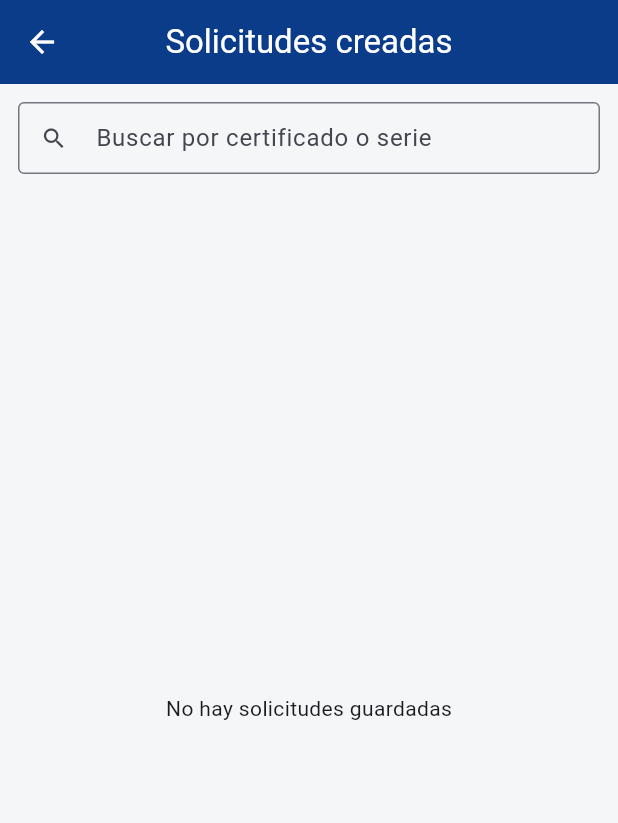
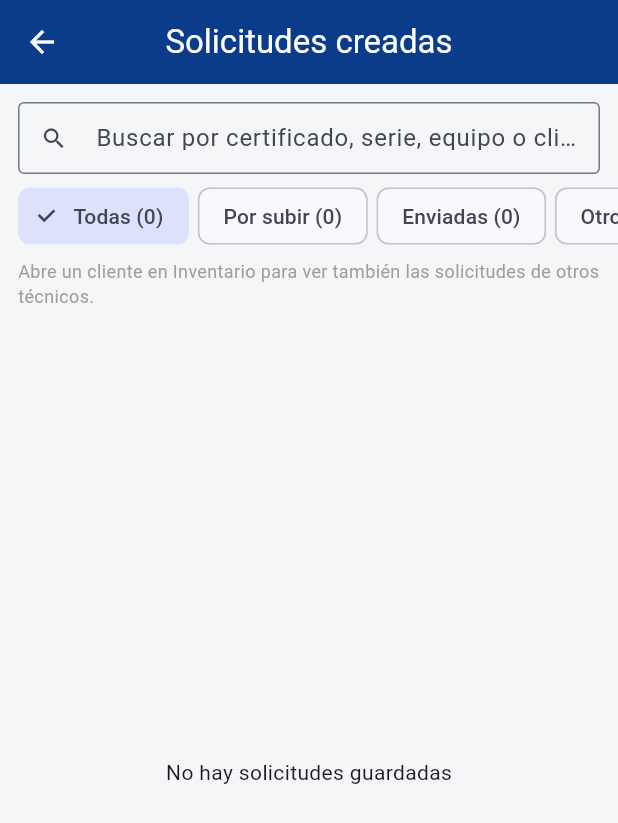
Before and after one commit to Josepe91/certificados_calibracion, a Flutter app: the SolicitudesPage screen opened directly, on a phone screen of 412 x 824 dp. Shown: the top 823 px of the screen. Run offline on Flutter 3.47's test engine with Material 3 defaults, Android fonts, the phone set to English and light mode, and no system bars; our stand-ins replace cloud_firestore, connectivity_plus, file_picker, firebase_auth, firebase_core, firebase_storage and 3 more; missing offline and left inert: excel; accounts and stored records are empty.

Commit message:
Mostrar solicitudes enviadas en la lista con filtros
Tras "Subir certificados" las solicitudes pasaban a enviadas/ y
desaparecían de la app. Ahora se listan con filtros (Todas / Por subir /
Enviadas / Otros técnicos) y el buscador incluye el cliente. Al editar
una enviada ya no queda su ZIP huérfano en enviadas/.

Co-Authored-By: Claude Opus 5.5 <noreply@anthropic.com>

```diff
--- a/lib/pages/nueva_solicitud_page.dart
+++ b/lib/pages/nueva_solicitud_page.dart
@@ -823,8 +823,11 @@ class _NuevaSolicitudPageState extends State<NuevaSolicitudPage> {
     final jsonFile = File(p.join(dir.path, '$baseNombre.json'));
 
     final zipFile = File(p.join(dir.path, '${baseNombre}_fotos.zip'));
+    // Junto al JSON original (puede estar en enviadas/), no en pendientes/:
+    // si no, al editar una enviada su ZIP quedaba huérfano allá.
     final zipAntiguo = _fotosZipExistente.isNotEmpty
-        ? File(p.join(dir.path, _fotosZipExistente))
+        ? File(
+            p.join((jsonFileAntiguo?.parent ?? dir).path, _fotosZipExistente))
         : null;
 
     if (mounted) {
--- a/lib/pages/solicitudes_page.dart
+++ b/lib/pages/solicitudes_page.dart
@@ -23,6 +23,7 @@ class _SolicitudesPageState extends State<SolicitudesPage> {
   bool cargando = true;
   final TextEditingController _searchController = TextEditingController();
   String _busqueda = '';
+  _Filtro _filtro = _Filtro.todas;
 
   @override
   void initState() {
@@ -67,19 +68,33 @@ class _SolicitudesPageState extends State<SolicitudesPage> {
       }
     }
 
-    // Las ya archivadas en enviadas/ también son de este celular: sin
-    // esto, después de "Subir certificados" reaparecían abajo como si
-    // fueran de otro técnico y tocarlas las volvía a bajar a pendientes/.
+    // Las ya archivadas en enviadas/ (tras "Subir certificados") también
+    // se listan: antes solo se usaban para no duplicar las de la nube y
+    // desaparecían de la app — el técnico ya no podía ver el historial de
+    // lo que calibró. Tocarlas abre la misma copia local; al volver a
+    // guardarla pasa a pendientes/ (hay que subir el certificado de nuevo).
     for (final f in (await SolicitudesStorage.enviadasDir())
         .listSync()
         .whereType<File>()
         .where((f) => f.path.toLowerCase().endsWith('.json'))) {
       try {
-        final equipoData = jsonDecode(await f.readAsString())['equipo'];
+        final data = jsonDecode(await f.readAsString());
+        final equipoData = data['equipo'];
         if (equipoData is Map<String, dynamic>) {
           clavesLocales.add(InventarioSync.docId(equipoData));
         }
-      } catch (_) {}
+        resultado.add(_SolicitudMeta(
+          file: f,
+          enviada: true,
+          equipo: data['equipo']?['nombre']?.toString() ?? '',
+          serie: data['equipo']?['serie']?.toString() ?? '',
+          cliente: data['cliente']?['nombre']?.toString() ?? '',
+          fecha: data['fecha']?.toString() ?? '',
+          certificado: data['certificado']?.toString() ?? '',
+        ));
+      } catch (_) {
+        resultado.add(_SolicitudMeta(file: f, enviada: true));
+      }
     }
 
     // Solicitudes en la nube del cliente activo hechas por CUALQUIER
@@ -111,7 +126,7 @@ class _SolicitudesPageState extends State<SolicitudesPage> {
       cargando = false;
     });
     SolicitudesStorage.contadorNotifier.value =
-        resultado.where((s) => s.file != null).length;
+        resultado.where((s) => s.file != null && !s.enviada).length;
   }
 
   Future<void> _abrirDeNube(_SolicitudMeta meta) async {
@@ -160,7 +175,7 @@ class _SolicitudesPageState extends State<SolicitudesPage> {
 
     setState(() => solicitudes.removeWhere((s) => s.file?.path == f.path));
     SolicitudesStorage.contadorNotifier.value =
-        solicitudes.where((s) => s.file != null).length;
+        solicitudes.where((s) => s.file != null && !s.enviada).length;
   }
 
   @override
@@ -170,13 +185,14 @@ class _SolicitudesPageState extends State<SolicitudesPage> {
     }
 
     String norm(String v) => TextUtils.quitarTildes(v).toLowerCase();
-    final mostrar = _busqueda.isEmpty
-        ? solicitudes
-        : solicitudes
+    final mostrar = solicitudes
+        .where((s) => _filtro == _Filtro.todas || _filtroDe(s) == _filtro)
         .where((s) =>
+            _busqueda.isEmpty ||
             norm(s.certificado).contains(_busqueda) ||
             norm(s.serie).contains(_busqueda) ||
-                norm(s.equipo).contains(_busqueda))
+            norm(s.equipo).contains(_busqueda) ||
+            norm(s.cliente).contains(_busqueda))
         .toList();
 
     return Scaffold(
@@ -188,11 +204,38 @@ class _SolicitudesPageState extends State<SolicitudesPage> {
             child: TextField(
               controller: _searchController,
               decoration: const InputDecoration(
-                labelText: 'Buscar por certificado o serie',
+                labelText: 'Buscar por certificado, serie, equipo o cliente',
                 prefixIcon: Icon(Icons.search),
                 border: OutlineInputBorder(),
                 isDense: true,
               ),
+            ),
+          ),
+          SingleChildScrollView(
+            scrollDirection: Axis.horizontal,
+            padding: const EdgeInsets.symmetric(horizontal: 12),
+            child: Row(
+              children: [
+                for (final f in _Filtro.values)
+                  Padding(
+                    padding: const EdgeInsets.only(right: 6),
+                    child: ChoiceChip(
+                      label: Text(
+                          '${f.etiqueta} (${solicitudes.where((s) => f == _Filtro.todas || _filtroDe(s) == f).length})'),
+                      selected: _filtro == f,
+                      onSelected: (_) => setState(() => _filtro = f),
+                    ),
+                  ),
+              ],
+            ),
+          ),
+          if (InventarioData.cliente.isEmpty)
+            const Padding(
+              padding: EdgeInsets.fromLTRB(12, 4, 12, 0),
+              child: Text(
+                'Abre un cliente en Inventario para ver también las '
+                'solicitudes de otros técnicos.',
+                style: TextStyle(fontSize: 12, color: Colors.grey),
               ),
             ),
           Expanded(
@@ -200,6 +243,8 @@ class _SolicitudesPageState extends State<SolicitudesPage> {
                 ? Center(
                     child: Text(solicitudes.isEmpty
                         ? 'No hay solicitudes guardadas'
+                        : _busqueda.isEmpty
+                            ? 'No hay solicitudes en "${_filtro.etiqueta}"'
                             : 'Sin resultados para "$_busqueda"'),
                   )
                 : ValueListenableBuilder<Set<String>>(
@@ -210,6 +255,7 @@ class _SolicitudesPageState extends State<SolicitudesPage> {
                         final meta = mostrar[i];
                         final enNube = meta.file == null;
                         final sinSubir = !enNube &&
+                            !meta.enviada &&
                             sinSubirNube
                                 .contains(meta.file!.uri.pathSegments.last);
 
@@ -220,13 +266,19 @@ class _SolicitudesPageState extends State<SolicitudesPage> {
                             leading: CircleAvatar(
                               backgroundColor: enNube
                                   ? Colors.orange.shade50
+                                  : meta.enviada
+                                      ? Colors.green.shade50
                                       : Colors.blue.shade50,
                               child: Icon(
                                 enNube
                                     ? Icons.cloud_download_outlined
+                                    : meta.enviada
+                                        ? Icons.cloud_done_outlined
                                         : Icons.description,
                                 color: enNube
                                     ? Colors.orange.shade700
+                                    : meta.enviada
+                                        ? Colors.green.shade700
                                         : Colors.blue.shade700,
                               ),
                             ),
@@ -282,6 +334,13 @@ class _SolicitudesPageState extends State<SolicitudesPage> {
                                       ),
                                     ],
                                   ),
+                                if (meta.enviada)
+                                  Text(
+                                    'Certificado enviado',
+                                    style: TextStyle(
+                                        fontSize: 11,
+                                        color: Colors.green.shade700),
+                                  ),
                                 if (enNube)
                                   Text(
                                     meta.actualizadoPor.isNotEmpty
@@ -331,7 +390,8 @@ class _SolicitudesPageState extends State<SolicitudesPage> {
                               builder: (_) => AlertDialog(
                                 title: const Text('Eliminar solicitud'),
                                 content: Text(
-                                  '¿Eliminar la solicitud de "${meta.equipo.isNotEmpty ? meta.equipo : meta.file!.uri.pathSegments.last}"?',
+                                  '¿Eliminar la solicitud de "${meta.equipo.isNotEmpty ? meta.equipo : meta.file!.uri.pathSegments.last}"?'
+                                  '${meta.enviada ? '\n\nSolo se borra de este celular; la copia en la nube se conserva.' : ''}',
                                 ),
                                 actions: [
                                   TextButton(
@@ -363,11 +423,30 @@ class _SolicitudesPageState extends State<SolicitudesPage> {
   }
 }
 
+enum _Filtro {
+  todas('Todas'),
+  porSubir('Por subir'),
+  enviadas('Enviadas'),
+  otrosTecnicos('Otros técnicos');
+
+  final String etiqueta;
+  const _Filtro(this.etiqueta);
+}
+
+_Filtro _filtroDe(_SolicitudMeta s) => s.file == null
+    ? _Filtro.otrosTecnicos
+    : s.enviada
+        ? _Filtro.enviadas
+        : _Filtro.porSubir;
+
 /// Metadata de una solicitud, local (archivo en disco) o de la nube (sin
 /// descargar todavía — `file` null, `equipoClave`/`clienteIdNube` presentes
 /// en su lugar).
 class _SolicitudMeta {
   final File? file;
+
+  /// true si el archivo está en enviadas/ (certificado ya subido).
+  final bool enviada;
   final String? equipoClave;
   final String? clienteIdNube;
   final String equipo;
@@ -379,6 +458,7 @@ class _SolicitudMeta {
 
   const _SolicitudMeta({
     this.file,
+    this.enviada = false,
     this.equipoClave,
     this.clienteIdNube,
     this.equipo = '',
```
Also changed, not shown: 1 other file. Lines whose indentation alone changed are shown as unchanged.
